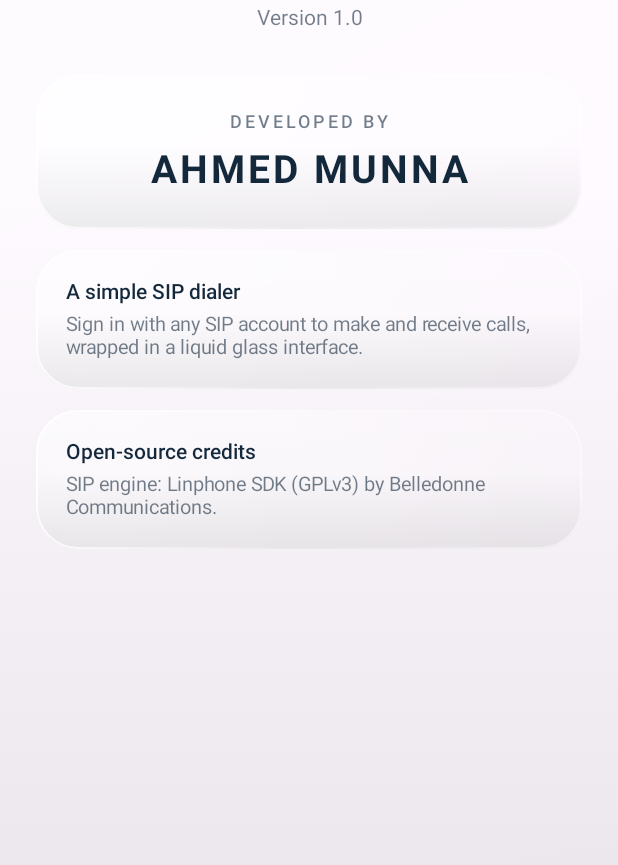
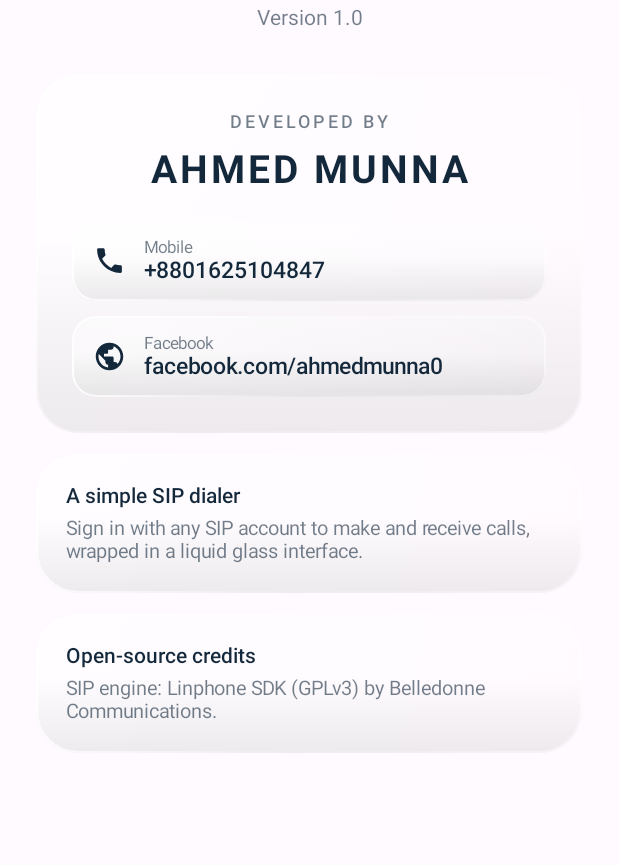
Before and after one commit to ahmedmunnamiu/IP-Call, an Android app built with Jetpack Compose: the composable AboutScreen shown on its own in the app's theme, on a phone screen of 412 x 824 dp, the part 371-1236 px from its top. Run offline under Robolectric (Android 15) with nearby library versions, the phone set to English and light mode, and no system bars.

Commit message:
Add files via upload

```diff
--- a/app/src/main/java/com/ahmedmunna/ipcall/ui/AboutScreen.kt
+++ b/app/src/main/java/com/ahmedmunna/ipcall/ui/AboutScreen.kt
@@ -1,4 +1,15 @@
 package com.ahmedmunna.ipcall.ui
+
+import android.content.Context
+import android.content.Intent
+import android.net.Uri
+import androidx.compose.foundation.clickable
+import androidx.compose.foundation.interaction.MutableInteractionSource
+import androidx.compose.foundation.layout.Row
+import androidx.compose.foundation.layout.width
+import androidx.compose.material.icons.filled.Phone
+import androidx.compose.material.icons.filled.Public
+import androidx.compose.ui.graphics.vector.ImageVector
 
 import androidx.compose.foundation.layout.Box
 import androidx.compose.foundation.layout.Column
@@ -75,6 +86,14 @@ fun AboutScreen(onBack: () -> Unit) {
                                 "AHMED MUNNA", color = style.content, fontSize = 26.sp,
                                 fontWeight = FontWeight.Bold, letterSpacing = 2.sp, textAlign = TextAlign.Center
                             )
+                            Spacer(Modifier.height(18.dp))
+                            ContactLine(Icons.Filled.Phone, "Mobile", "+8801625104847") {
+                                openLink(ctx, Intent(Intent.ACTION_DIAL, Uri.parse("tel:+8801625104847")))
+                            }
+                            Spacer(Modifier.height(10.dp))
+                            ContactLine(Icons.Filled.Public, "Facebook", "facebook.com/ahmedmunna0") {
+                                openLink(ctx, Intent(Intent.ACTION_VIEW, Uri.parse("https://facebook.com/ahmedmunna0")))
+                            }
                         }
                     }
                 }
@@ -109,3 +128,30 @@ fun AboutScreen(onBack: () -> Unit) {
         }
     }
 }
+
+private fun openLink(ctx: Context, intent: Intent) {
+    try {
+        ctx.startActivity(intent.addFlags(Intent.FLAG_ACTIVITY_NEW_TASK))
+    } catch (_: Throwable) {
+    }
+}
+
+@Composable
+private fun ContactLine(icon: ImageVector, label: String, value: String, onClick: () -> Unit) {
+    val style = LocalGlassStyle.current
+    Row(
+        Modifier
+            .fillMaxWidth()
+            .glass(RoundedCornerShape(16.dp), boost = 0.02f)
+            .clickable(interactionSource = remember { MutableInteractionSource() }, indication = null) { onClick() }
+            .padding(horizontal = 14.dp, vertical = 12.dp),
+        verticalAlignment = Alignment.CenterVertically
+    ) {
+        Icon(icon, null, tint = style.content, modifier = Modifier.size(22.dp))
+        Spacer(Modifier.width(12.dp))
+        Column {
+            Text(label, color = style.subtle, fontSize = 11.sp)
+            Text(value, color = style.content, fontSize = 15.sp, fontWeight = FontWeight.Medium)
+        }
+    }
+}
--- a/app/src/main/java/com/ahmedmunna/ipcall/ui/Components.kt
+++ b/app/src/main/java/com/ahmedmunna/ipcall/ui/Components.kt
@@ -1,6 +1,9 @@
 package com.ahmedmunna.ipcall.ui
 
 import android.media.AudioManager
+import androidx.compose.ui.draw.drawBehind
+import androidx.compose.ui.graphics.layer.drawLayer
+import androidx.compose.ui.input.pointer.pointerInput
 import android.media.ToneGenerator
 import androidx.compose.animation.AnimatedVisibility
 import androidx.compose.animation.core.FastOutSlowInEasing
@@ -86,13 +89,24 @@ fun GlassCard(
     Column(modifier.glass(shape, boost), content = content)
 }
 
-/** Full-screen glass sheet used for overlays (call screen, about). Covers everything beneath it. */
+/**
+ * Full-screen overlay (call screen, about). Draws the blurred app background fully opaque plus a soft scrim,
+ * so nothing from the screens underneath (dialpad etc.) shows through, and swallows touches.
+ */
 @Composable
 fun GlassScreen(content: @Composable BoxScope.() -> Unit) {
+    val layer = LocalBackdrop.current
+    val style = LocalGlassStyle.current
     Box(
         Modifier
             .fillMaxSize()
-            .glass(RectangleShape, boost = 0.10f, rim = false),
+            .drawBehind {
+                if (layer != null) drawLayer(layer)
+                drawRect(
+                    if (style.dark) Color.Black.copy(alpha = 0.40f) else Color.White.copy(alpha = 0.35f)
+                )
+            }
+            .pointerInput(Unit) { detectTapGestures { } },
         content = content
     )
 }
```
Also changed, not shown: app/src/main/java/com/ahmedmunna/ipcall/ui/ContactsScreen.kt (added, +213 -0 lines), app/src/main/java/com/ahmedmunna/ipcall/ui/MainScreen.kt (+5 -2 lines).
